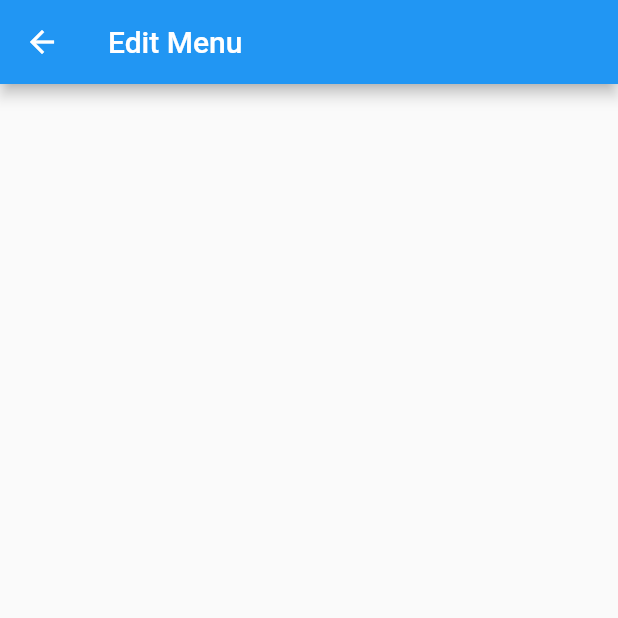
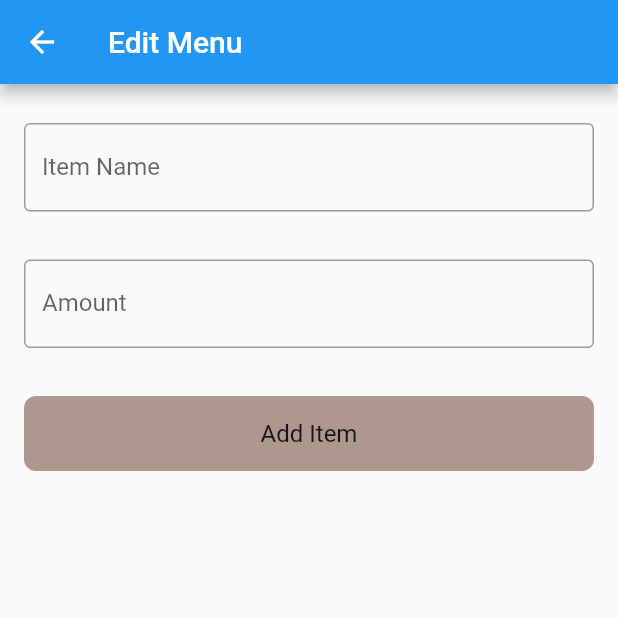
Before and after one commit to 123Vind/coffeeshop, a Flutter app: the EditMenuScreen screen opened by its route, on a phone screen of 412 x 824 dp, the top half of it. Run offline on Flutter 3.47's test engine with Material 2 defaults, Android fonts, the phone set to English and light mode, and no system bars; network calls fail.

Commit message:
added order history and edit menu screen

```diff
--- a/lib/main.dart
+++ b/lib/main.dart
@@ -1,3 +1,5 @@
+import 'package:coffeeshop/provider/order.dart';
+import 'package:coffeeshop/screens/displayorder.dart';
 import 'package:coffeeshop/screens/editmenuscreen.dart';
 import 'package:coffeeshop/screens/historyscreen.dart';
 import 'package:coffeeshop/screens/receipt.dart';
@@ -20,6 +22,7 @@ class MyApp extends StatelessWidget {
     return MultiProvider(
       providers: [
         ChangeNotifierProvider(create:(context)=>Itemprovider() ),
+        ChangeNotifierProvider(create:(context)=>OrderProvider() ),
       ],
       child: MaterialApp(
         debugShowCheckedModeBanner: false,
@@ -32,8 +35,9 @@ class MyApp extends StatelessWidget {
         routes: {
           HomePage.routename:(context)=>const HomePage(),
           ReceiptScreen.routename:(context)=>const ReceiptScreen(),
-          EditMenuScreen.routename:(context)=>const EditMenuScreen(),
+          EditMenuScreen.routename:(context)=>EditMenuScreen(),
           HistoryScreen.routename:(context)=>const HistoryScreen(),
+          DisplayOrderScreen.routename:(context)=>const DisplayOrderScreen(),
         },
       ),
     );
--- a/lib/provider/items.dart
+++ b/lib/provider/items.dart
@@ -20,6 +20,16 @@ double get totalAmount{
   return totalAmounts;
 }
 
+void addItems(Items additem){
+
+    itemList.add(additem);
+    log('item added');
+    log(itemList.toString());
+    notifyListeners();
+
+}
+
+
 void seevalue(){
   for(int i = 0;i<itemList.length;i++){
     log('${itemList[i].itemName} ${itemList[i].price} ${itemList[i].quantity}');
@@ -37,7 +47,19 @@ void changequantity(int index,int value){
   notifyListeners();
 
 }
+List<Items> getreceipt(){
+List<Items> it = [];
+  for(int i = 0;i<itemList.length;i++){
+      if(itemList[i].quantity>0){
+        it.add(
+          Items(itemName: itemList[i].itemName, price:itemList[i].price, size: itemList[i].size, category: itemList[i].category,quantity: itemList[i].quantity)
+        );
+      }
 
+
+  }
+ return it;
+}
 List<Items> showreceipt(){
   return itemList.where((e) =>e.quantity>0 ).toList();
 }
--- /dev/null
+++ b/lib/provider/order.dart
@@ -0,0 +1,39 @@
+import 'package:coffeeshop/provider/items.dart';
+import 'package:flutter/material.dart';
+
+class OrderProvider with ChangeNotifier{
+
+List<Order> orderHistory = [];
+
+  void addOrder(Order order){
+      orderHistory.add(order);
+      notifyListeners();
+  }
+}
+
+
+class Order{
+
+  DateTime time;
+  List<Items> item;
+  String phone;
+  Order(
+    {
+      required this.time,
+      required this.item,
+      this.phone = '987654321'
+    }
+  );
+
+  double totalamount(List<Items> items){
+      double total = 0.0;
+      for(int i = 0;i<items.length;i++){
+
+        total=total+(item[i].price*item[i].quantity);
+      }
+      return total;
+
+  }
+
+
+}
--- a/lib/screens/editmenuscreen.dart
+++ b/lib/screens/editmenuscreen.dart
@@ -1,15 +1,104 @@
+import 'dart:developer';
+
+import 'package:coffeeshop/provider/items.dart';
 import 'package:flutter/material.dart';
+import 'package:provider/provider.dart';
 
 
 class EditMenuScreen extends StatelessWidget {
-  const EditMenuScreen({Key? key}) : super(key: key);
+  EditMenuScreen({Key? key}) : super(key: key);
 static const routename = 'EditMenuScreen';
+final _form = GlobalKey<FormState>();
+var namecontroller = TextEditingController();
+var pricecontroller = TextEditingController();
+
+
+
+
   @override
   Widget build(BuildContext context) {
+    final itemprovider = Provider.of<Itemprovider>(context);
     return Scaffold(
       appBar: AppBar(
         title: const Text('Edit Menu'),
       ),
+      body: Form(
+        key: _form,
+        child: ListView(
+          children: [
+            const SizedBox(height: 10,),
+            Padding(
+              padding: const EdgeInsets.all(16.0),
+              child: TextFormField(
+                controller: namecontroller,
+                decoration: const InputDecoration(
+                  border: OutlineInputBorder(),
+                  labelText:'Item Name',
+                ),
+                 keyboardType: TextInputType.name,
+                   validator: (v){
+                if(v!.isEmpty){
+                  return 'Name cannot be empty';
+                }
+              },
+              ),
+            ),
+                    Padding(
+              padding: const EdgeInsets.all(16.0),
+              child: TextFormField(
+                controller: pricecontroller,
+                decoration: const InputDecoration(
+                  border: OutlineInputBorder(),
+                  prefix: Text('Rs.'),
+                  labelText:'Amount',
+
+                ),
+              keyboardType: TextInputType.number,
+              validator: (v){
+                if(v!.isEmpty){
+                  return 'Price cannot be empty';
+                }
+              },
+              ),
+            ),
+
+            InkWell(
+              onTap: (){
+                if( _form.currentState!.validate()){
+                      try{
+                            if(double.parse(pricecontroller.text)>=0){
+                                  itemprovider.addItems(Items(itemName: namecontroller.text, price: double.parse(pricecontroller.text), size: 'S', category: 'Coffee'));
+
+
+                                  ScaffoldMessenger.of(context).showSnackBar(const SnackBar(content: Text('Item Added'),duration: Duration(milliseconds: 2000),));
+                                }
+
+                      }catch(e){
+                        ScaffoldMessenger.of(context).showSnackBar(const SnackBar(content: Text('Error adding item'),duration: Duration(milliseconds: 2000),));
+                      }
+                } else{
+
+                }
+              },
+              child: Container(
+                margin: const EdgeInsets.all(16),
+                height: 50,
+                width: double.infinity,
+
+                decoration: BoxDecoration(
+                  color: Colors.brown.withOpacity(0.6),
+                  borderRadius: BorderRadius.circular(8)
+                ),
+                 child: const Center(child: Text('Add Item',style: TextStyle(fontSize: 16),)),
+              ),
+            )
+
+
+
+
+          ],
+        ),
+      ),
     );
   }
 }
--- a/lib/screens/homescreen.dart
+++ b/lib/screens/homescreen.dart
@@ -32,7 +32,7 @@ class _HomePageState extends State<HomePage> {
             child: ListView.builder(itemBuilder: (context,index){
                 return Cards(index: index);
             },
-            itemCount:  items.length,
+            itemCount:  itemsProvider.itemList.length,
             ),
           ),
          Container(
--- a/lib/screens/receipt.dart
+++ b/lib/screens/receipt.dart
@@ -1,6 +1,8 @@
 import 'package:coffeeshop/provider/items.dart';
 import 'package:flutter/material.dart';
 import 'package:provider/provider.dart';
+
+import '../provider/order.dart';
 
 class ReceiptScreen extends StatelessWidget {
     static const routename = 'ReceiptScreen';
@@ -9,6 +11,7 @@ class ReceiptScreen extends StatelessWidget {
   @override
   Widget build(BuildContext context) {
     final itemprovider = Provider.of<Itemprovider>(context);
+    final orderprovider = Provider.of<OrderProvider>(context);
     List<Items> itemlist = Provider.of<Itemprovider>(context).getItems;
 
     return Scaffold(
@@ -79,6 +82,12 @@ class ReceiptScreen extends StatelessWidget {
           ),
           InkWell(
                 onTap: (){
+                  itemprovider.seevalue();
+                  List<Items> item  = itemprovider.itemList;
+
+
+
+                  orderprovider.addOrder(Order(time: DateTime.now(), item:itemprovider.getreceipt()));
                   itemprovider.clear();
                    ScaffoldMessenger.of(context).showSnackBar(const SnackBar(content: Text('Order Completed'),duration: Duration(milliseconds: 1000),));
                  Navigator.pop(context);
--- a/lib/widgets/cardview.dart
+++ b/lib/widgets/cardview.dart
@@ -11,7 +11,7 @@ class Cards extends StatelessWidget {
 
   @override
   Widget build(BuildContext context) {
-        List<Items> items = Provider.of<Itemprovider>(context).getItems;
+        List<Items> items = Provider.of<Itemprovider>(context).itemList;
         final itemprovider = Provider.of<Itemprovider>(context);
       return Container(
         height: 120,
```
Also changed, not shown: lib/screens/displayorder.dart (added, +72 -0 lines), lib/screens/historyscreen.dart (+13 -1 lines), lib/widgets/ordercard.dart (added, +47 -0 lines).
